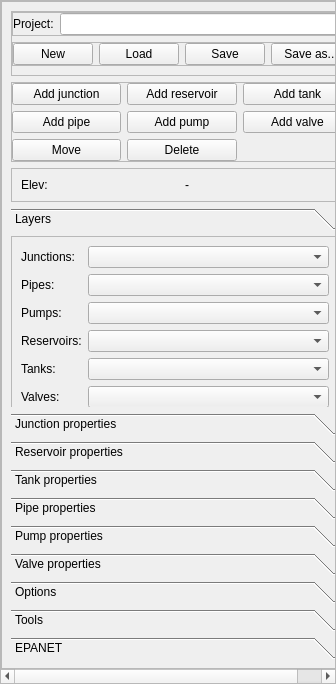
aecforge/QEPANET, file ui/qepanet_dockwidget.ui: the form before one commit.
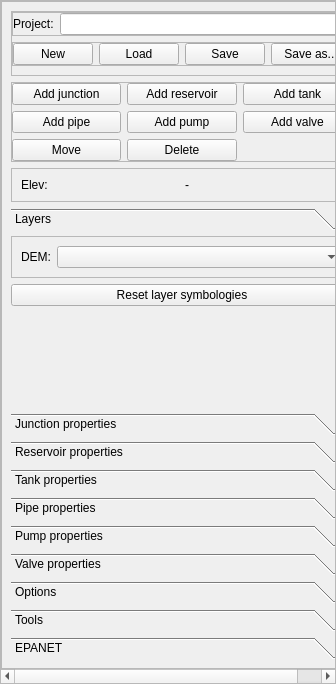
The form after the commit. The open tabs and pages were chosen to show the change.

Commit message: - Improved snapping performance (now using QgsSnappingUtils instead of QgsSnapper) - Fixed an issue related to vertex markers - Removed controls to select vector layers (as they were useless) - Message bar messages are now all disappearing after some seconds - Now showing an hourglass while deleting network elements

What changed in the file:
```diff
--- a/ui/qepanet_dockwidget.ui
+++ b/ui/qepanet_dockwidget.ui
@@ -269,8 +269,8 @@
                <rect>
                 <x>0</x>
                 <y>0</y>
-                <width>305</width>
-                <height>231</height>
+                <width>322</width>
+                <height>155</height>
                </rect>
               </property>
               <property name="sizePolicy">
@@ -299,80 +299,13 @@
                    <enum>QFormLayout::AllNonFixedFieldsGrow</enum>
                   </property>
                   <item row="0" column="0">
-                   <widget class="QLabel" name="lbl_junctions">
-                    <property name="text">
-                     <string>Junctions:</string>
-                    </property>
-                   </widget>
-                  </item>
-                  <item row="0" column="1">
-                   <widget class="QComboBox" name="cbo_junctions">
-                    <property name="sizePolicy">
-                     <sizepolicy hsizetype="Expanding" vsizetype="Fixed">
-                      <horstretch>0</horstretch>
-                      <verstretch>0</verstretch>
-                     </sizepolicy>
-                    </property>
-                   </widget>
-                  </item>
-                  <item row="1" column="0">
-                   <widget class="QLabel" name="lbl_pipes">
-                    <property name="text">
-                     <string>Pipes:</string>
-                    </property>
-                   </widget>
-                  </item>
-                  <item row="1" column="1">
-                   <widget class="QComboBox" name="cbo_pipes"/>
-                  </item>
-                  <item row="2" column="0">
-                   <widget class="QLabel" name="lbl_pumps">
-                    <property name="text">
-                     <string>Pumps:</string>
-                    </property>
-                   </widget>
-                  </item>
-                  <item row="2" column="1">
-                   <widget class="QComboBox" name="cbo_pumps"/>
-                  </item>
-                  <item row="3" column="0">
-                   <widget class="QLabel" name="lbl_reservoirs">
-                    <property name="text">
-                     <string>Reservoirs:</string>
-                    </property>
-                   </widget>
-                  </item>
-                  <item row="3" column="1">
-                   <widget class="QComboBox" name="cbo_reservoirs"/>
-                  </item>
-                  <item row="4" column="0">
-                   <widget class="QLabel" name="lbl_tanks">
-                    <property name="text">
-                     <string>Tanks:</string>
-                    </property>
-                   </widget>
-                  </item>
-                  <item row="4" column="1">
-                   <widget class="QComboBox" name="cbo_tanks"/>
-                  </item>
-                  <item row="5" column="0">
-                   <widget class="QLabel" name="lbl_valves">
-                    <property name="text">
-                     <string>Valves:</string>
-                    </property>
-                   </widget>
-                  </item>
-                  <item row="5" column="1">
-                   <widget class="QComboBox" name="cbo_valves"/>
-                  </item>
-                  <item row="6" column="0">
                    <widget class="QLabel" name="lbl_dem">
                     <property name="text">
                      <string>DEM:</string>
                     </property>
                    </widget>
                   </item>
-                  <item row="6" column="1">
+                  <item row="0" column="1">
                    <widget class="QComboBox" name="cbo_dem"/>
                   </item>
                  </layout>
@@ -381,7 +314,7 @@
                <item>
                 <widget class="QPushButton" name="btn_symbology">
                  <property name="text">
-                  <string>Apply symbologies</string>
+                  <string>Reset layer symbologies</string>
                  </property>
                 </widget>
                </item>
```
Left out of the diff: 9 changed lines with no effect on the pictures. The commit also changes 18 other files.
